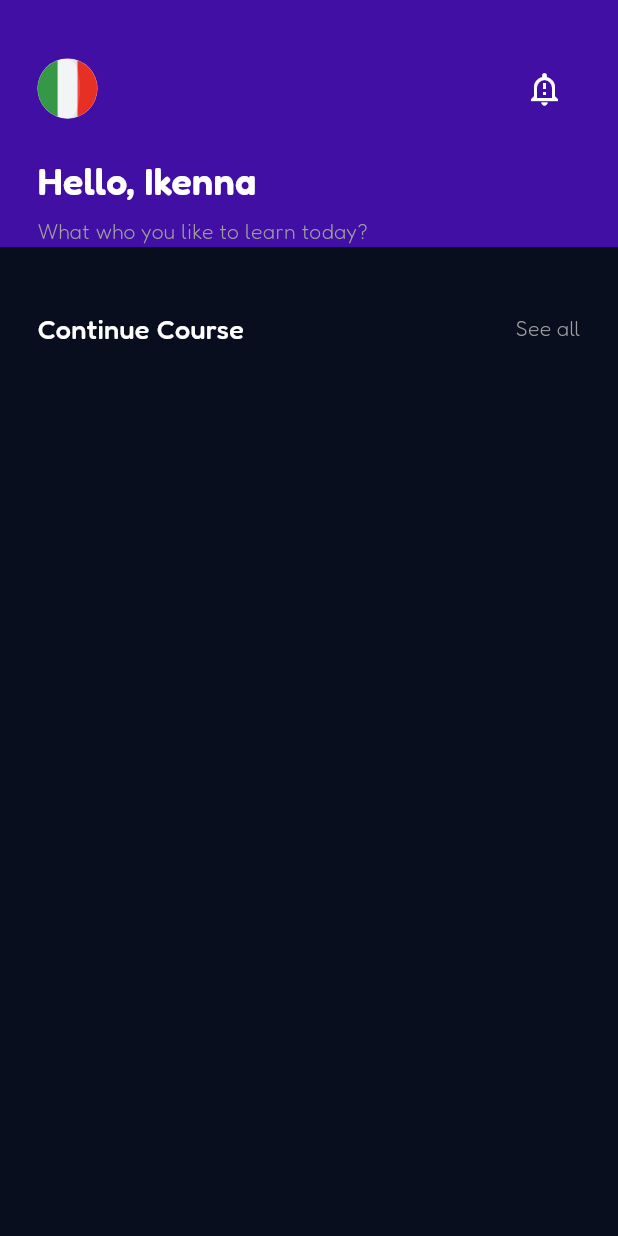
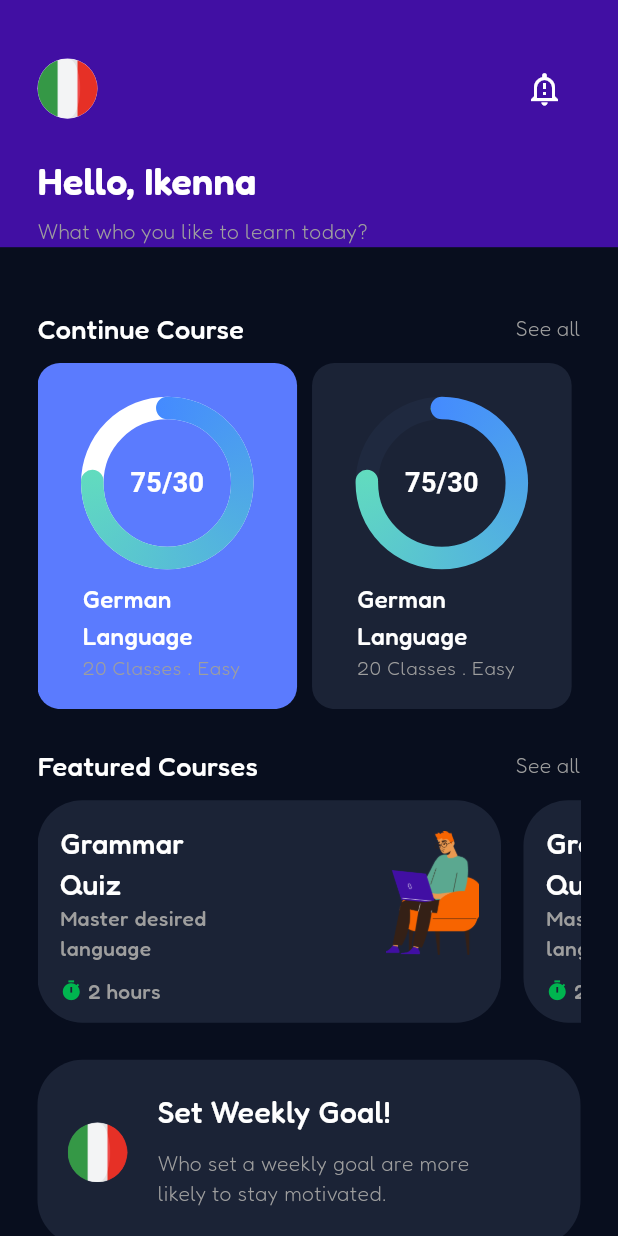
Before and after one commit to nestsoft-dev/language_learning, a Flutter app: the HomePage screen opened directly, on a phone screen of 412 x 824 dp. Run offline on Flutter 3.47's test engine with Material 3 defaults, Android fonts, the phone set to English and light mode, and no system bars; drawn by our look-alikes of simple_circular_progress_bar; our stand-ins replace google_fonts, google_mobile_ads, smooth_page_indicator; missing offline and left inert: dotted_dashed_line.

Commit message:
home page

```diff
--- a/lib/constant/constant.dart
+++ b/lib/constant/constant.dart
@@ -5,6 +5,8 @@ const onBoardingBg = Color(0xFFF080E1E);
 const onBoardingButton = Color(0xfff5b7bfe);
 const appBarColor = Color(0xfff410FA3);
 const textInputColor = Color(0xfff1B2336);
+const textInputColorShade = Color.fromARGB(255, 31, 41, 63);
+const timerColor = Color.fromARGB(255, 0, 181, 79);
 
 List<Map<String, String>> onBoardingList = [
   {
--- /dev/null
+++ b/lib/presentation/nav/nav.dart
@@ -0,0 +1,22 @@
+import 'package:flutter/material.dart';
+
+class NavPage extends StatefulWidget {
+  const NavPage({super.key});
+
+  @override
+  State<NavPage> createState() => _NavPageState();
+}
+
+class _NavPageState extends State<NavPage> {
+     int _currentIndex = 0;
+    void ontap(int index){
+      setState(() {
+        _currentIndex = index;
+      });
+    }
+  @override
+  Widget build(BuildContext context) {
+
+    return const Scaffold();
+  }
+}
--- /dev/null
+++ b/lib/presentation/screens/checks.dart
@@ -0,0 +1,10 @@
+import 'package:flutter/material.dart';
+
+class CheckPage extends StatelessWidget {
+  const CheckPage({super.key});
+
+  @override
+  Widget build(BuildContext context) {
+    return const Scaffold();
+  }
+}
--- a/lib/presentation/screens/home.dart
+++ b/lib/presentation/screens/home.dart
@@ -1,4 +1,7 @@
 import 'package:flutter/material.dart';
+import 'package:language_learning/constant/constant.dart';
+import 'package:language_learning/presentation/widgets/course_card.dart';
+import 'package:language_learning/presentation/widgets/featured_courses.dart';
 import 'package:language_learning/presentation/widgets/home_appbar.dart';
 import 'package:language_learning/presentation/widgets/mytext.dart';
 
@@ -40,7 +43,110 @@ class _HomePageState extends State<HomePage> {
                       alignment: TextAlign.end),
                 ],
               ),
-            )
+            ),
+            const SizedBox(
+              height: 10,
+            ),
+            Padding(
+              padding: const EdgeInsets.symmetric(horizontal: 25),
+              child: SizedBox(
+                height: size.height * 0.28,
+                child: ListView.builder(
+                    scrollDirection: Axis.horizontal,
+                    itemBuilder: (_, index) => Padding(
+                          padding: const EdgeInsets.only(right: 10),
+                          child: CourseCard(
+                            color: index == 0 ? onBoardingButton : null,
+                          ),
+                        )),
+              ),
+            ),
+            SizedBox(
+              height: size.height * 0.03,
+            ),
+            //feature Courses
+            const Padding(
+              padding: EdgeInsets.symmetric(horizontal: 25),
+              child: Row(
+                mainAxisAlignment: MainAxisAlignment.spaceBetween,
+                children: [
+                  MyText(
+                      text: 'Featured Courses',
+                      weight: FontWeight.w500,
+                      color: Colors.white,
+                      fontSize: 18,
+                      alignment: TextAlign.start),
+                  MyText(
+                      text: 'See all',
+                      weight: FontWeight.w100,
+                      color: Colors.grey,
+                      fontSize: 14,
+                      alignment: TextAlign.end),
+                ],
+              ),
+            ),
+            const SizedBox(
+              height: 10,
+            ),
+
+            //feature course row
+            Padding(
+              padding: const EdgeInsets.symmetric(horizontal: 25),
+              child: SizedBox(
+                height: size.height * 0.18,
+                child: ListView.builder(
+                    scrollDirection: Axis.horizontal,
+                    itemBuilder: (_, index) => FeaturedCoursesCard()),
+              ),
+            ),
+            SizedBox(
+              height: size.height * 0.03,
+            ),
+            Padding(
+              padding: const EdgeInsets.symmetric(horizontal: 25),
+              child: Container(
+                height: size.height * 0.15,
+                width: size.width,
+                padding: const EdgeInsets.all(20),
+                decoration: BoxDecoration(
+                  color: textInputColor,
+                  borderRadius: BorderRadius.circular(30),
+                ),
+                child: Row(children: [
+                  CircleAvatar(
+                    backgroundColor: textInputColorShade,
+                    backgroundImage: AssetImage('assets/italy.png'),
+                  ),
+                  const SizedBox(
+                    width: 20,
+                  ),
+                  Column(
+                    crossAxisAlignment: CrossAxisAlignment.start,
+                    children: [
+                      MyText(
+                          text: 'Set Weekly Goal!',
+                          weight: FontWeight.w500,
+                          color: Colors.white,
+                          fontSize: 20,
+                          alignment: TextAlign.start),
+                      const SizedBox(
+                        height: 10,
+                      ),
+                      MyText(
+                          text:
+                              'Who set a weekly goal are more\nlikely to stay motivated.',
+                          weight: FontWeight.w100,
+                          color: Colors.grey,
+                          fontSize: 14,
+                          alignment: TextAlign.start)
+                    ],
+                  )
+                ]),
+              ),
+            ),
+            SizedBox(
+              height: size.height * 0.03,
+            ),
           ],
         ),
       ),
--- /dev/null
+++ b/lib/presentation/screens/profile.dart
@@ -0,0 +1,10 @@
+import 'package:flutter/material.dart';
+
+class ProfilePage extends StatelessWidget {
+  const ProfilePage({super.key});
+
+  @override
+  Widget build(BuildContext context) {
+    return const Scaffold();
+  }
+}
--- /dev/null
+++ b/lib/presentation/screens/stats.dart
@@ -0,0 +1,15 @@
+import 'package:flutter/material.dart';
+
+class StatsPage extends StatefulWidget {
+  const StatsPage({super.key});
+
+  @override
+  State<StatsPage> createState() => _StatsPageState();
+}
+
+class _StatsPageState extends State<StatsPage> {
+  @override
+  Widget build(BuildContext context) {
+    return Scaffold();
+  }
+}
--- /dev/null
+++ b/lib/presentation/widgets/course_card.dart
@@ -0,0 +1,82 @@
+import 'package:flutter/material.dart';
+import 'package:google_fonts/google_fonts.dart';
+import 'package:language_learning/constant/constant.dart';
+import 'package:language_learning/presentation/widgets/mytext.dart';
+import 'package:simple_circular_progress_bar/simple_circular_progress_bar.dart';
+
+class CourseCard extends StatefulWidget {
+  final Color? color;
+  CourseCard({super.key, this.color});
+
+  @override
+  State<CourseCard> createState() => _CourseCardState();
+}
+
+class _CourseCardState extends State<CourseCard> {
+  late ValueNotifier<double> valueNotifier;
+
+  @override
+  void initState() {
+    super.initState();
+    valueNotifier = ValueNotifier(75.4);
+  }
+
+  @override
+  Widget build(BuildContext context) {
+    final size = MediaQuery.of(context).size;
+    return Container(
+      height: size.height * 0.25,
+      width: size.width * 0.42,
+      padding: const EdgeInsets.all(30),
+      decoration: BoxDecoration(
+          color: widget.color ?? textInputColor,
+          borderRadius: BorderRadius.circular(15)),
+      child: Column(crossAxisAlignment: CrossAxisAlignment.start, children: [
+        Center(
+          child: SimpleCircularProgressBar(
+            size: 100,
+            backColor:
+                widget.color != null ? Colors.white : textInputColorShade,
+            valueNotifier: valueNotifier,
+            mergeMode: true,
+            onGetText: (value) {
+              return Text(
+                '${value.toInt()}/30',
+                style: const TextStyle(
+                  fontSize: 18,
+                  fontWeight: FontWeight.bold,
+                  color: Colors.white,
+                ),
+              );
+            },
+          ),
+        ),
+        SizedBox(
+          height: size.height * 0.02,
+        ),
+        const MyText(
+            text: 'German',
+            weight: FontWeight.w500,
+            color: Colors.white,
+            fontSize: 16,
+            alignment: TextAlign.start),
+        SizedBox(
+          height: size.height * 0.002,
+        ),
+        const MyText(
+            text: 'Language',
+            weight: FontWeight.w500,
+            color: Colors.white,
+            fontSize: 16,
+            alignment: TextAlign.start),
+        Spacer(),
+        const MyText(
+            text: '20 Classes . Easy',
+            weight: FontWeight.w200,
+            color: Colors.grey,
+            fontSize: 13,
+            alignment: TextAlign.start),
+      ]),
+    );
+  }
+}
--- /dev/null
+++ b/lib/presentation/widgets/featured_courses.dart
@@ -0,0 +1,73 @@
+import 'package:flutter/material.dart';
+import 'package:language_learning/constant/constant.dart';
+import 'package:language_learning/presentation/widgets/mytext.dart';
+
+class FeaturedCoursesCard extends StatelessWidget {
+  const FeaturedCoursesCard({super.key});
+
+  @override
+  Widget build(BuildContext context) {
+    final size = MediaQuery.of(context).size;
+    return Padding(
+      padding: const EdgeInsets.only(right: 15),
+      child: Container(
+        height: size.height * 0.18,
+        width: size.width * 0.75,
+        padding: const EdgeInsets.all(15),
+        decoration: BoxDecoration(
+            color: textInputColor, borderRadius: BorderRadius.circular(30)),
+        child: Column(
+          children: [
+            Row(
+              mainAxisAlignment: MainAxisAlignment.spaceBetween,
+              crossAxisAlignment: CrossAxisAlignment.center,
+              children: [
+                const Column(
+                  crossAxisAlignment: CrossAxisAlignment.start,
+                  children: [
+                    MyText(
+                        text: 'Grammar\nQuiz',
+                        weight: FontWeight.w500,
+                        color: Colors.white,
+                        fontSize: 19,
+                        alignment: TextAlign.start),
+                    MyText(
+                        text: 'Master desired\nlanguage',
+                        weight: FontWeight.w500,
+                        color: Colors.grey,
+                        fontSize: 14,
+                        alignment: TextAlign.start)
+                  ],
+                ),
+                Image.asset(
+                  'assets/onboarding_two.png',
+                  height: size.height * 0.1,
+                  width: size.width * 0.15,
+                  fit: BoxFit.cover,
+                )
+              ],
+            ),
+            SizedBox(
+              height: size.height * 0.01,
+            ),
+            Row(
+              children: [
+                Icon(
+                  Icons.timer,
+                  color: timerColor,
+                  size: 15,
+                ),
+                MyText(
+                    text: ' 2 hours',
+                    weight: FontWeight.w500,
+                    color: Colors.grey,
+                    fontSize: 14,
+                    alignment: TextAlign.start)
+              ],
+            )
+          ],
+        ),
+      ),
+    );
+  }
+}
--- a/pubspec.yaml
+++ b/pubspec.yaml
@@ -40,6 +40,9 @@ dependencies:
   smooth_page_indicator: ^1.1.0
   dotted_dashed_line: ^0.0.3
   lottie: ^3.0.0
+  simple_circular_progress_bar: ^1.0.2
+  iconsax: ^0.0.8
+  google_nav_bar: ^5.0.6
 
 dev_dependencies:
   flutter_test:
```
Also changed, not shown: pubspec.lock.
